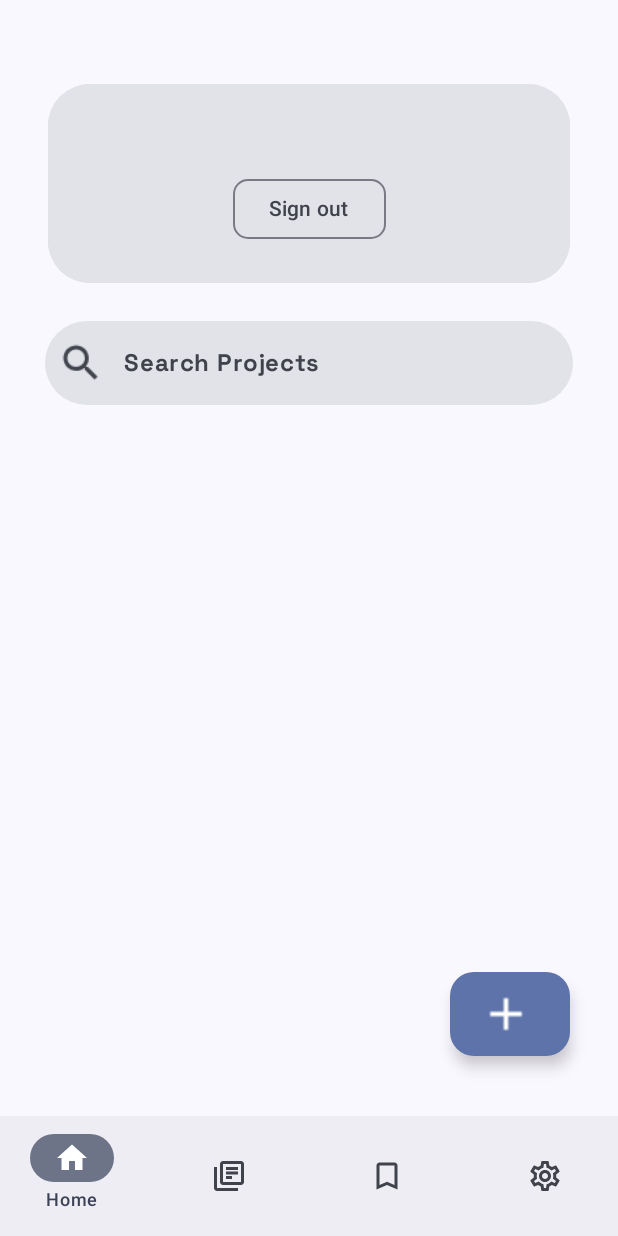
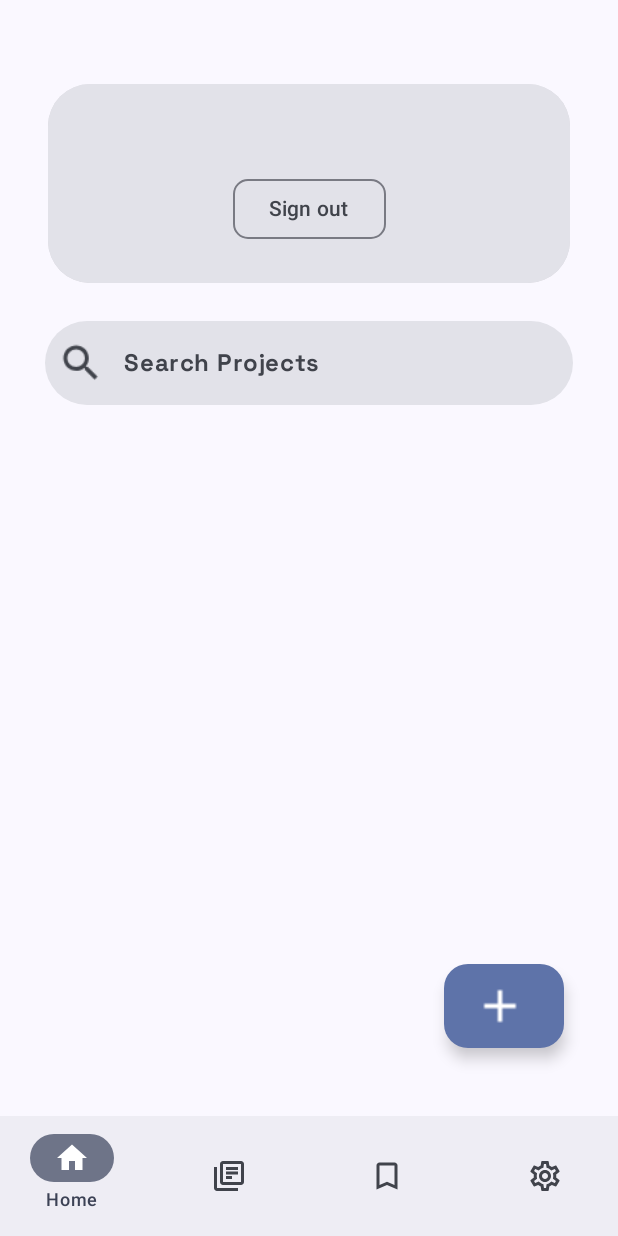
Before and after one commit to YadavYashvant/Codev, an Android app built with Jetpack Compose: the HomeScreen screen opened through its navigation route, on a phone screen of 412 x 824 dp. Run offline under Robolectric (Android 15) with nearby library versions, the phone set to English and light mode, and no system bars; our stand-ins replace Firebase (no records; nobody signed in at launch, a user with empty details on screens opened directly).

Commit message:
fixing home ui

```diff
--- a/app/src/main/java/com/example/codev/presentation/screens/HomeScreen.kt
+++ b/app/src/main/java/com/example/codev/presentation/screens/HomeScreen.kt
@@ -91,7 +91,7 @@ fun HomeScreen(
 
 
             LazyColumn(
-                modifier = Modifier.padding(top = 40.dp, bottom = 100.dp)
+                modifier = Modifier.padding(top = 40.dp, bottom = 80.dp)
             ){
                 item {
                     Card(
@@ -298,7 +298,7 @@ fun HomeScreen(
                       navController.navigate("addproject")
             },
             modifier = Modifier
-                .padding(bottom = 120.dp, end = 32.dp)
+                .padding(bottom = 125.dp, end = 36.dp)
                 .align(Alignment.BottomEnd)
         ) {
             Icon(imageVector = Icons.Filled.Add, contentDescription = "add project",
```
